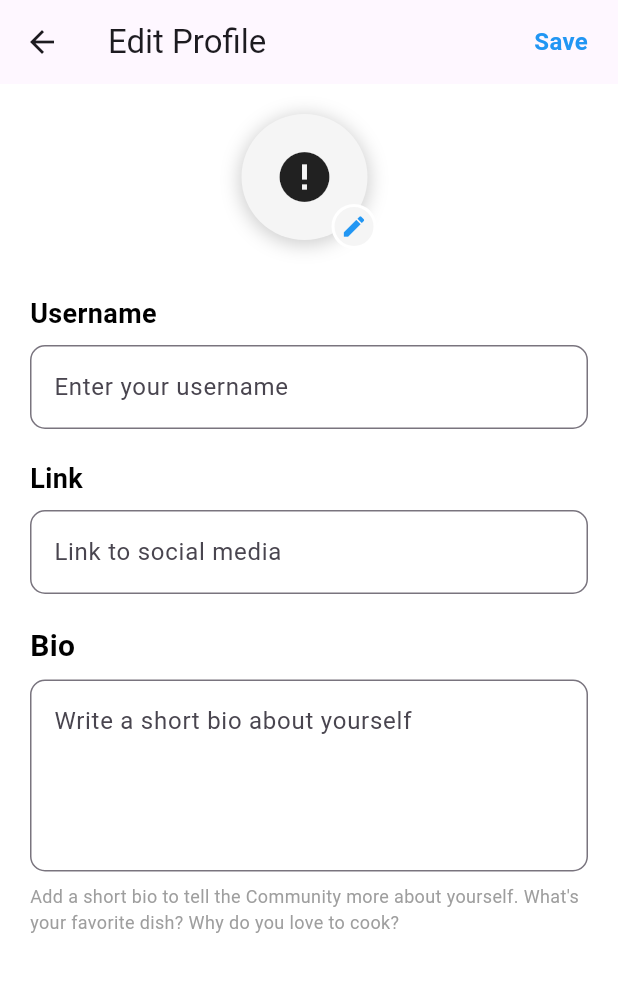
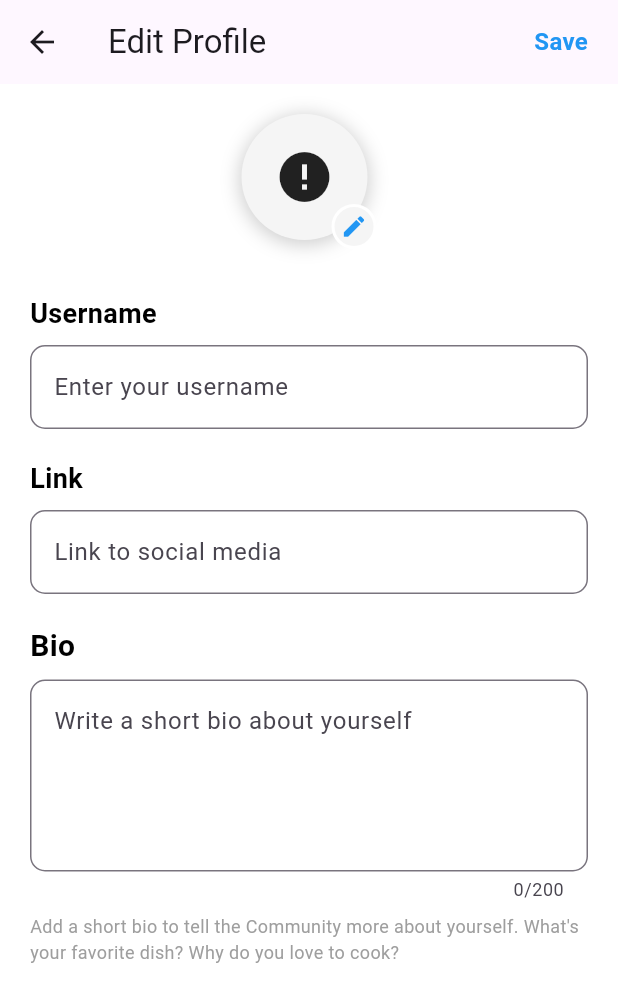
Before and after one commit to ahammamlho/recipe-app, a Flutter app: the ProfileScreen screen opened directly, after a tap on "Edit Profile", on a phone screen of 412 x 824 dp. Shown: the top 1002 px of the screen. Run offline on Flutter 3.47's test engine with Material 3 defaults, Android fonts, the phone set to English and light mode, and no system bars; drawn by our look-alikes of cached_network_image; our stand-ins replace curved_navigation_bar, flutter_animate, flutter_dotenv, flutter_rating_stars, get, google_sign_in and 3 more; accounts and stored records are empty; network calls fail.

Commit message:
integrate edit profile to supabase

```diff
--- a/lib/screens/edit_profile_screen.dart
+++ b/lib/screens/edit_profile_screen.dart
@@ -1,15 +1,41 @@
 import 'package:cached_network_image/cached_network_image.dart';
 import 'package:flutter/material.dart';
+import 'package:get/get.dart';
 import 'package:recipe/const/app_styles.dart';
+import 'package:recipe/data/user_service.dart';
+import 'package:recipe/dto/user_dto.dart';
 
 class EditProfileScreen extends StatefulWidget {
-  const EditProfileScreen({super.key});
+  final UserDTO user;
+  const EditProfileScreen({super.key, required this.user});
 
   @override
   State<EditProfileScreen> createState() => _EditProfileScreenState();
 }
 
 class _EditProfileScreenState extends State<EditProfileScreen> {
+  final userService = UserService();
+
+  TextEditingController _userNameController = TextEditingController();
+  TextEditingController _linkontroller = TextEditingController();
+  TextEditingController _bioController = TextEditingController();
+
+  late UserDTO updateDataUser;
+
+  bool isUserNameValid = true;
+
+  @override
+  void initState() {
+    super.initState();
+    _userNameController = TextEditingController(text: widget.user.userName);
+    _linkontroller = TextEditingController(text: widget.user.socialMediaUrl);
+    _bioController = TextEditingController(text: widget.user.bio);
+
+    setState(() {
+      updateDataUser = widget.user;
+    });
+  }
+
   @override
   Widget build(BuildContext context) {
     double width = MediaQuery.of(context).size.width;
@@ -18,15 +44,37 @@ class _EditProfileScreenState extends State<EditProfileScreen> {
       backgroundColor: AppColors.background,
       appBar: AppBar(
         title: const Text('Edit Profile'),
+        leading: IconButton(
+          icon: const Icon(Icons.arrow_back),
+          onPressed: () {
+            Get.back(result: updateDataUser);
+          },
+        ),
         actions: [
           Container(
             margin: const EdgeInsets.only(right: 20),
+            child: GestureDetector(
+              onTap: () async {
+                setState(() {
+                  isUserNameValid = isValidUserName(_userNameController.text);
+                });
+                if (isUserNameValid) {
+                  updateDataUser = UserDTO.fromJson({
+                    ...(updateDataUser.toJson()),
+                    "user_name": _userNameController.text,
+                    "bio": _bioController.text,
+                    "social_media_link": _linkontroller.text,
+                  });
+                  await userService.updateUserData(updateDataUser);
+                }
+              },
               child: const Text(
                 'Save',
                 style: TextStyle(
                     fontSize: 16,
                     fontWeight: FontWeight.bold,
                     color: Colors.blue),
+              ),
             ),
           ),
         ],
@@ -126,8 +174,20 @@ class _EditProfileScreenState extends State<EditProfileScreen> {
         SizedBox(
           width: width - 40,
           child: TextField(
+            controller:
+                label == "Username" ? _userNameController : _linkontroller,
             decoration: InputDecoration(
               hintText: hint,
+              errorText: label == "Username" && !isUserNameValid
+                  ? "Use 1-12 characters (letters, numbers, _ or -)"
+                  : null,
+              errorBorder: OutlineInputBorder(
+                borderRadius: BorderRadius.circular(10),
+                borderSide: BorderSide(
+                  color: isUserNameValid ? Colors.grey : Colors.red,
+                  width: 2,
+                ),
+              ),
               border: OutlineInputBorder(
                 borderRadius: BorderRadius.circular(10),
                 borderSide: const BorderSide(width: 1),
@@ -155,7 +215,9 @@ class _EditProfileScreenState extends State<EditProfileScreen> {
         SizedBox(
           width: width - 40,
           child: TextField(
+            controller: _bioController,
             maxLines: 4,
+            maxLength: 200,
             decoration: InputDecoration(
               hintText: "Write a short bio about yourself",
               border: OutlineInputBorder(
@@ -177,4 +239,9 @@ class _EditProfileScreenState extends State<EditProfileScreen> {
       ],
     );
   }
+
+  bool isValidUserName(String userName) {
+    final RegExp validPattern = RegExp(r'^[a-zA-Z0-9_-]{5,12}$');
+    return validPattern.hasMatch(userName);
   }
+}
--- a/lib/screens/profile_screen.dart
+++ b/lib/screens/profile_screen.dart
@@ -15,12 +15,13 @@ class ProfileScreen extends StatefulWidget {
 
 class _ProfileScreenState extends State<ProfileScreen> {
   final userService = UserService();
+
   late UserDTO userData;
   bool loading = true;
 
   @override
   void initState() {
-    super.initState();
+    super.didChangeDependencies();
     getDataUser();
   }
 
@@ -62,11 +63,11 @@ class _ProfileScreenState extends State<ProfileScreen> {
                 child: Column(
                   children: [
                     const SizedBox(height: 20),
-                    _buildProfileHeader(userData),
+                    _buildProfileHeader(),
                     const SizedBox(height: 20),
-                    _buildBioSection(userData),
+                    _buildBioSection(),
                     const SizedBox(height: 20),
-                    _buildStatsSection(userData),
+                    _buildStatsSection(),
                     const SizedBox(height: 20),
                     _buildActionButtons(width),
                   ],
@@ -77,17 +78,17 @@ class _ProfileScreenState extends State<ProfileScreen> {
     );
   }
 
-  Widget _buildProfileHeader(UserDTO user) {
+  Widget _buildProfileHeader() {
     return Row(
       children: [
-        _buildProfilePicture(user),
+        _buildProfilePicture(),
         const SizedBox(width: 10),
-        _buildProfileInfo(user),
+        _buildProfileInfo(),
       ],
     );
   }
 
-  Widget _buildProfilePicture(UserDTO user) {
+  Widget _buildProfilePicture() {
     return Container(
       padding: const EdgeInsets.all(2),
       decoration: BoxDecoration(
@@ -107,7 +108,7 @@ class _ProfileScreenState extends State<ProfileScreen> {
       child: ClipRRect(
         borderRadius: BorderRadius.circular(100),
         child: CachedNetworkImage(
-          imageUrl: user.avatarUrl,
+          imageUrl: userData.avatarUrl,
           width: 75,
           height: 75,
           fit: BoxFit.cover,
@@ -121,21 +122,21 @@ class _ProfileScreenState extends State<ProfileScreen> {
     );
   }
 
-  Widget _buildProfileInfo(UserDTO user) {
+  Widget _buildProfileInfo() {
     return Column(
       crossAxisAlignment: CrossAxisAlignment.start,
       children: [
         Text(
-          user.userName,
+          userData.userName,
           style: AppTextStyles.heading2,
         ),
         Text(
-          user.status,
+          userData.status,
           style: AppTextStyles.body,
         ),
-        user.socialMediaUrl != ""
+        userData.socialMediaUrl != ""
             ? Text(
-                user.socialMediaUrl,
+                userData.socialMediaUrl,
                 style: const TextStyle(
                   color: Colors.blue,
                 ),
@@ -145,17 +146,21 @@ class _ProfileScreenState extends State<ProfileScreen> {
     );
   }
 
-  Widget _buildBioSection(UserDTO user) {
-    return user.bio != ""
-        ? Text(
-            user.bio,
-            style: AppTextStyles.body,
-            textAlign: TextAlign.center,
+  Widget _buildBioSection() {
+    return userData.bio != ""
+        ? Row(
+            children: [
+              Text(
+                userData.bio,
+                style: AppTextStyles.body,
+                textAlign: TextAlign.start,
+              ),
+            ],
           )
         : Container();
   }
 
-  Widget _buildStatsSection(UserDTO user) {
+  Widget _buildStatsSection() {
     return Container(
       padding: const EdgeInsets.all(10),
       decoration: BoxDecoration(
@@ -173,9 +178,9 @@ class _ProfileScreenState extends State<ProfileScreen> {
       child: Row(
         mainAxisAlignment: MainAxisAlignment.spaceEvenly,
         children: [
-          _buildStatItem(user.numberRecipes, "Recipes"),
-          _buildStatItem(user.viewsProfile, "Views"),
-          _buildStatItem(user.numberFollowers, "Followers"),
+          _buildStatItem(userData.numberRecipes, "Recipes"),
+          _buildStatItem(userData.viewsProfile, "Views"),
+          _buildStatItem(userData.numberFollowers, "Followers"),
         ],
       ),
     );
@@ -205,8 +210,15 @@ class _ProfileScreenState extends State<ProfileScreen> {
         _buildActionButton(width * 0.5 - 20, "My Recipes", AppColors.button,
             Colors.white, () {}),
         _buildActionButton(
-            width * 0.5 - 20, "Edit Profile", Colors.white, Colors.black, () {
-          Get.to(() => const EditProfileScreen());
+            width * 0.5 - 20, "Edit Profile", Colors.white, Colors.black,
+            () async {
+          final updatedUser =
+              await Get.to(() => EditProfileScreen(user: userData));
+          if (updatedUser != null) {
+            setState(() {
+              userData = updatedUser;
+            });
+          }
         }),
       ],
     );
```
Also changed, not shown: lib/data/user_service.dart (+17 -0 lines), lib/dto/user_dto.dart (+16 -11 lines). Lines whose indentation alone changed are shown as unchanged.
